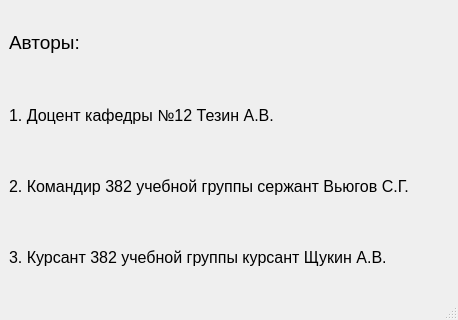
Schuka48/Graph_Search, file forms/authors/authors.ui: the form before one commit.
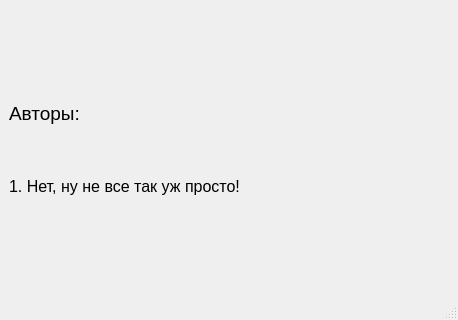
The form after the commit.

Patch:
```diff
--- a/forms/authors/authors.ui
+++ b/forms/authors/authors.ui
@@ -36,7 +36,7 @@
        </size>
       </property>
       <property name="text">
-       <string>&lt;html&gt;&lt;head/&gt;&lt;body&gt;&lt;p&gt;&lt;span style=&quot; font-size:14pt;&quot;&gt;Авторы:&lt;/span&gt;&lt;/p&gt;&lt;p&gt;&lt;br/&gt;&lt;/p&gt;&lt;p&gt;&lt;span style=&quot; font-size:12pt;&quot;&gt;1. Доцент кафедры №12 Тезин А.В.&lt;/span&gt;&lt;/p&gt;&lt;p&gt;&lt;br/&gt;&lt;/p&gt;&lt;p&gt;&lt;span style=&quot; font-size:12pt;&quot;&gt;2. Командир 382 учебной группы сержант Вьюгов С.Г.&lt;/span&gt;&lt;/p&gt;&lt;p&gt;&lt;br/&gt;&lt;/p&gt;&lt;p&gt;&lt;span style=&quot; font-size:12pt;&quot;&gt;3. Курсант 382 учебной группы курсант Щукин А.В.&lt;/span&gt;&lt;/p&gt;&lt;/body&gt;&lt;/html&gt;</string>
+       <string>&lt;html&gt;&lt;head/&gt;&lt;body&gt;&lt;p&gt;&lt;span style=&quot; font-size:14pt;&quot;&gt;Авторы:&lt;/span&gt;&lt;/p&gt;&lt;p&gt;&lt;br/&gt;&lt;/p&gt;&lt;p&gt;&lt;span style=&quot; font-size:12pt;&quot;&gt;1. Нет, ну не все так уж просто!&lt;/span&gt;&lt;/p&gt;&lt;/body&gt;&lt;/html&gt;</string>
       </property>
       <property name="textFormat">
        <enum>Qt::AutoText</enum>
```
Left out of the diff: 2 changed lines with no effect on the pictures.
